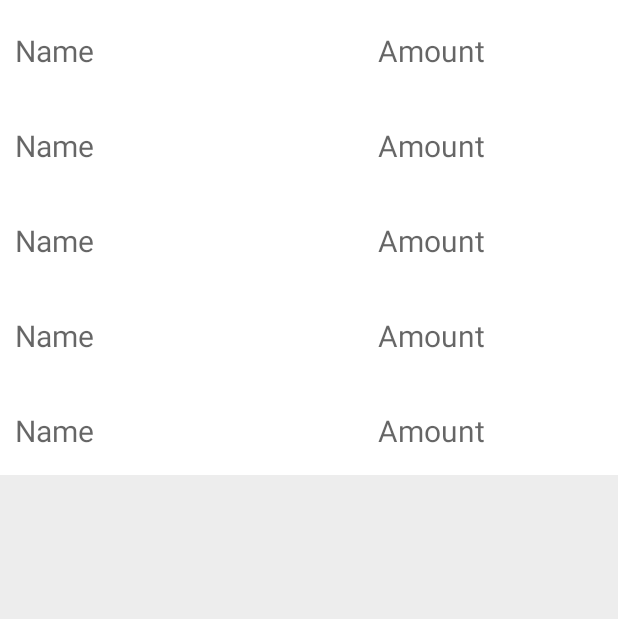
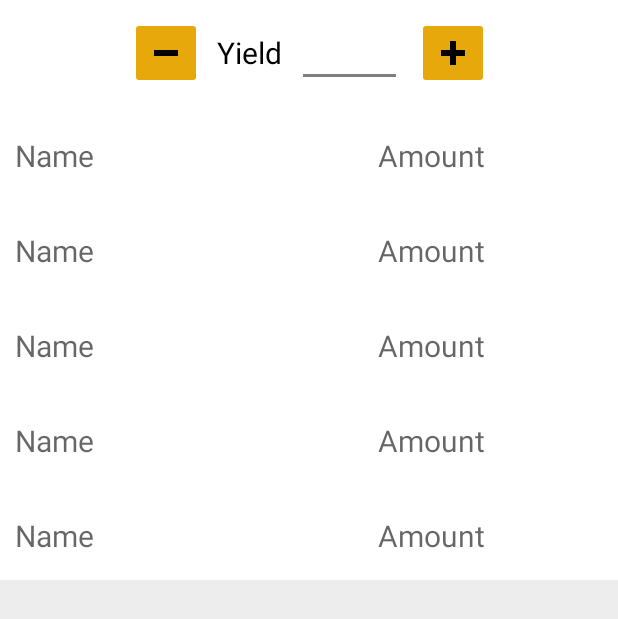
Before and after one commit to kremnev8/AndroidApps, an Android app: the layout fragment_recipe_ingredients.xml on its own in the app's theme, with its tools: preview values and no code run, on a phone screen of 412 x 824 dp. Shown: the top 619 px of the screen. Run offline under Robolectric (Android 15) with nearby library versions, the phone set to English and light mode, and no system bars.

Commit message:
Fixes and improvements

```diff
--- a/app/src/main/java/com/kremnev8/electroniccookbook/ActivityModule.java
+++ b/app/src/main/java/com/kremnev8/electroniccookbook/ActivityModule.java
@@ -35,8 +35,8 @@ public class ActivityModule {
             }
 
             @Override
-            public void requestMedia(IMediaRequestCallback callback) {
-                MainActivity.Instance.requestMedia(callback);
+            public void requestMedia(IMediaRequestCallback callback, boolean allowVideos) {
+                MainActivity.Instance.requestMedia(callback, allowVideos);
             }
         };
     }
--- a/app/src/main/java/com/kremnev8/electroniccookbook/components/ingredient/edit/viewmodel/IngredientEditViewModel.java
+++ b/app/src/main/java/com/kremnev8/electroniccookbook/components/ingredient/edit/viewmodel/IngredientEditViewModel.java
@@ -53,7 +53,7 @@ public class IngredientEditViewModel extends SimpleViewModel<Ingredient> impleme
     }
 
     public void addPhotoClicked(View view){
-        handler.postDelayed(() -> photoProvider.requestPhoto(this), 100);
+        handler.postDelayed(() -> photoProvider.requestMedia(this, false), 100);
     }
 
     @Override
--- a/app/src/main/java/com/kremnev8/electroniccookbook/components/profile/edit/viewmodel/ProfileEditViewModel.java
+++ b/app/src/main/java/com/kremnev8/electroniccookbook/components/profile/edit/viewmodel/ProfileEditViewModel.java
@@ -60,7 +60,7 @@ public class ProfileEditViewModel extends SimpleViewModel<Profile> implements IM
     }
 
     public void addPhotoClicked(View view){
-        handler.postDelayed(() -> photoProvider.requestPhoto(this), 100);
+        handler.postDelayed(() -> photoProvider.requestMedia(this, false), 100);
     }
 
     @Override
--- a/app/src/main/java/com/kremnev8/electroniccookbook/components/recipe/edit/viewmodel/RecipeEditViewModel.java
+++ b/app/src/main/java/com/kremnev8/electroniccookbook/components/recipe/edit/viewmodel/RecipeEditViewModel.java
@@ -91,7 +91,7 @@ public class RecipeEditViewModel extends SimpleViewModel<Recipe> implements IMed
     }
 
     public void takePhotoButtonClicked(View view){
-        handler.postDelayed(() -> photoProvider.requestPhoto(this), 100);
+        handler.postDelayed(() -> photoProvider.requestMedia(this, false), 100);
     }
 
     @Bindable
--- a/app/src/main/java/com/kremnev8/electroniccookbook/components/timers/TimersService.java
+++ b/app/src/main/java/com/kremnev8/electroniccookbook/components/timers/TimersService.java
@@ -167,6 +167,7 @@ public class TimersService extends Service implements Runnable, ITimerService {
             return;
 
         ApplicationModule.timerDataStore.data()
+                .firstOrError()
                 .map(TimerList::getTimersList)
                 .subscribeOn(Schedulers.computation())
                 .subscribe(timerStates -> mainHandler.post(() -> {
--- a/app/src/main/java/com/kremnev8/electroniccookbook/interfaces/IMediaProvider.java
+++ b/app/src/main/java/com/kremnev8/electroniccookbook/interfaces/IMediaProvider.java
@@ -2,5 +2,5 @@ package com.kremnev8.electroniccookbook.interfaces;
 
 public interface IMediaProvider {
     void requestPhoto(IMediaRequestCallback callback);
-    void requestMedia(IMediaRequestCallback callback);
+    void requestMedia(IMediaRequestCallback callback, boolean allowVideos);
 }
--- a/app/src/main/res/layout/fragment_recipe_ingredients.xml
+++ b/app/src/main/res/layout/fragment_recipe_ingredients.xml
@@ -16,19 +16,93 @@
         android:background="@color/background"
         tools:context=".components.recipe.edit.fragment.RecipeEditFragment">
 
+        <androidx.constraintlayout.widget.ConstraintLayout
+            android:id="@+id/amountLayout"
+            android:layout_width="match_parent"
+            android:layout_height="70dp"
+            android:background="@color/white"
+            app:layout_constraintEnd_toEndOf="parent"
+            app:layout_constraintStart_toStartOf="parent"
+            app:layout_constraintTop_toTopOf="parent">
+
+            <androidx.constraintlayout.widget.ConstraintLayout
+                android:layout_width="wrap_content"
+                android:layout_height="70dp"
+                app:layout_constraintEnd_toEndOf="parent"
+                app:layout_constraintStart_toStartOf="parent"
+                app:layout_constraintTop_toTopOf="parent">
+
+                <TextView
+                    android:id="@+id/textView6"
+                    android:layout_width="wrap_content"
+                    android:layout_height="wrap_content"
+                    android:layout_marginStart="10dp"
+                    android:text="@string/yield_label"
+                    android:textSize="20sp"
+                    app:layout_constraintBottom_toBottomOf="parent"
+                    app:layout_constraintStart_toEndOf="@+id/minusButton"
+                    app:layout_constraintTop_toTopOf="parent" />
+
+                <EditText
+                    android:id="@+id/editTextNumber"
+                    android:layout_width="70dp"
+                    android:layout_height="wrap_content"
+                    android:layout_marginStart="10dp"
+                    android:ems="10"
+                    android:inputType="number"
+                    android:text="@={`` + viewModel.currentYield}"
+                    app:layout_constraintBottom_toBottomOf="parent"
+                    app:layout_constraintStart_toEndOf="@+id/textView6"
+                    app:layout_constraintTop_toTopOf="parent" />
+
+                <ImageButton
+                    android:id="@+id/plusButton"
+                    android:layout_width="48dp"
+                    android:layout_height="48dp"
+                    android:layout_marginStart="10dp"
+                    android:backgroundTint="@color/primary_color"
+                    android:contentDescription="@string/button_plus_label"
+                    android:onClick="@{() -> viewModel.onIncreaseYieldClicked()}"
+                    android:scaleType="fitCenter"
+                    app:layout_constraintBottom_toBottomOf="parent"
+                    app:layout_constraintEnd_toEndOf="parent"
+                    app:layout_constraintHorizontal_bias="0.0"
+                    app:layout_constraintStart_toEndOf="@+id/editTextNumber"
+                    app:layout_constraintTop_toTopOf="parent"
+                    app:srcCompat="@drawable/ic_plus" />
+
+                <ImageButton
+                    android:id="@+id/minusButton"
+                    android:layout_width="48dp"
+                    android:layout_height="48dp"
+                    android:backgroundTint="@color/primary_color"
+                    android:contentDescription="@string/button_minus_label"
+                    android:onClick="@{() -> viewModel.onDecreaseYieldClicked()}"
+                    android:scaleType="fitCenter"
+                    app:layout_constraintBottom_toBottomOf="parent"
+                    app:layout_constraintStart_toStartOf="parent"
+                    app:layout_constraintTop_toTopOf="parent"
+                    app:srcCompat="@drawable/ic_minus"
+                    tools:ignore="ImageContrastCheck" />
+
+            </androidx.constraintlayout.widget.ConstraintLayout>
+
+        </androidx.constraintlayout.widget.ConstraintLayout>
+
         <androidx.recyclerview.widget.RecyclerView
             android:id="@+id/stepsList"
             android:layout_width="match_parent"
-            android:layout_height="match_parent"
+            android:layout_height="0dp"
 
             android:minHeight="50dp"
             android:nestedScrollingEnabled="false"
             android:overScrollMode="ifContentScrolls"
             app:itemViewModels="@{viewModel.ingredients}"
             app:layoutManager="androidx.recyclerview.widget.LinearLayoutManager"
+            app:layout_constraintBottom_toBottomOf="parent"
             app:layout_constraintEnd_toEndOf="parent"
             app:layout_constraintStart_toStartOf="parent"
-            app:layout_constraintTop_toTopOf="parent"
+            app:layout_constraintTop_toBottomOf="@+id/amountLayout"
             tools:itemCount="5"
             tools:listitem="@layout/item_recipe_view_ingredient" />
 
--- a/app/src/main/res/layout/item_recipe_view_ingredient.xml
+++ b/app/src/main/res/layout/item_recipe_view_ingredient.xml
@@ -45,7 +45,7 @@
             android:gravity="center|start"
             android:hint="@string/amount_label"
             android:minHeight="48dp"
-            android:text="@{itemViewModel.ingredient.ingredient.amountString}"
+            android:text="@{itemViewModel.amountString}"
             android:textSize="20sp"
             app:layout_constraintEnd_toEndOf="parent"
             app:layout_constraintTop_toTopOf="parent" />
--- a/app/src/main/res/values/strings.xml
+++ b/app/src/main/res/values/strings.xml
@@ -107,5 +107,6 @@
     <string name="welcome_to_all_label">Welcome to Electronic Cook Book App</string>
     <string name="start_using">Start Using</string>
     <string name="start_message">Using this app you can create, import and view all of your personal recipes in one app\n\nApp does not use Internet most of the time unless you request it do import a page\n\nPlease create your user profile</string>
+    <string name="video_not_allowed">You can\'t add video here!</string>
 
 </resources>
```
Also changed, not shown: app/src/main/java/com/kremnev8/electroniccookbook/MainActivity.java (+46 -10 lines), app/src/main/java/com/kremnev8/electroniccookbook/components/recipe/edit/itemviewmodel/RecipeEditStepItemViewModel.java (+7 -2 lines), app/src/main/java/com/kremnev8/electroniccookbook/components/recipe/view/itemviewmodel/RecipeViewIngredientItemViewModel.java (+10 -0 lines), app/src/main/java/com/kremnev8/electroniccookbook/components/recipe/view/viewmodel/RecipeViewModel.java (+45 -1 lines), app/src/main/res/drawable/ic_close.xml (added, +20 -0 lines), app/src/main/res/layout/item_recipe_step_edit.xml (+10 -0 lines), 2 other files.
